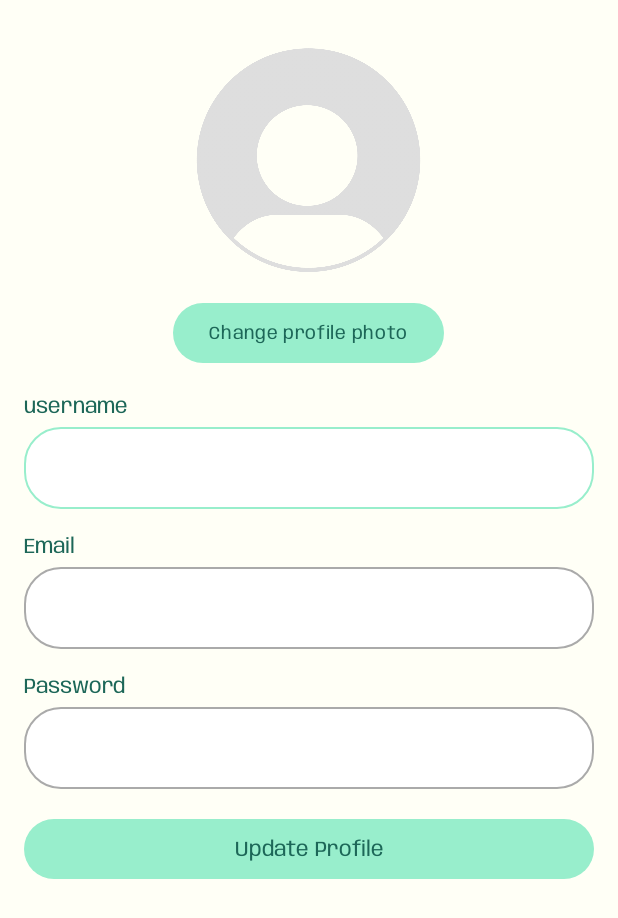
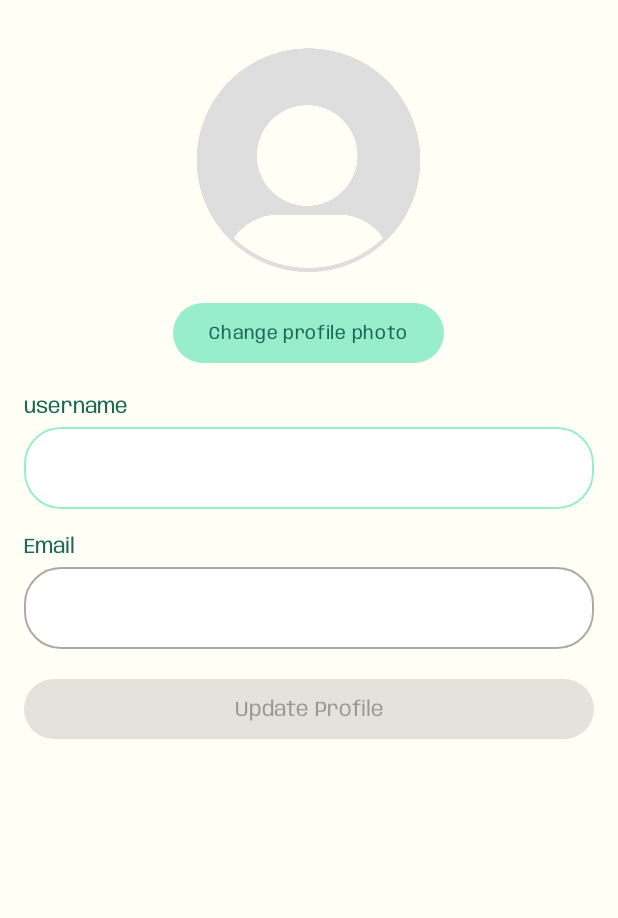
Before and after one commit to Devanoz/Recreate-app, an Android app: the EditProfileActivity screen opened directly, with no data from a screen before it, on a phone screen of 412 x 824 dp. Shown: the top 918 px of the screen. Run offline under Robolectric (Android 15) with nearby library versions, the phone set to English and light mode, and no system bars; network calls fail; pictures from the network do not load.

Commit message:
update editprofile functionality

```diff
--- a/app/build.gradle
+++ b/app/build.gradle
@@ -63,6 +63,7 @@ dependencies {
     //retrofit
     implementation 'com.squareup.retrofit2:retrofit:2.9.0'
     implementation 'com.squareup.retrofit2:converter-gson:2.9.0'
+    implementation 'com.squareup.okhttp3:okhttp:4.11.0'
 
     //Room Library
     implementation "androidx.room:room-runtime:2.5.1"
--- a/app/src/main/AndroidManifest.xml
+++ b/app/src/main/AndroidManifest.xml
@@ -10,6 +10,9 @@
     <uses-permission
         android:name="android.permission.WRITE_EXTERNAL_STORAGE"
         android:maxSdkVersion="28" />
+
+    <uses-permission android:name="android.permission.READ_EXTERNAL_STORAGE"
+        android:maxSdkVersion="32" />
 
     <queries>
         <intent>
--- a/app/src/main/java/org/tensorflow/codelabs/objectdetection/ui/login/LoginViewmodel.kt
+++ b/app/src/main/java/org/tensorflow/codelabs/objectdetection/ui/login/LoginViewmodel.kt
@@ -33,6 +33,7 @@ class LoginViewmodel(private val appRepository: AppRepository, private val appli
                 if(response.isSuccessful) {
                     if (response.body() != null) {
                         Log.d("loginResponseBody",response.body().toString())
+                        preferencesDataStoreHelper.putPreference(PreferencesDataStoreConstans.USER_ID,response.body()!!.user.id.toString())
                         preferencesDataStoreHelper.putPreference(PreferencesDataStoreConstans.TOKEN, response.body()!!.jwt)
                         preferencesDataStoreHelper.putPreference(PreferencesDataStoreConstans.USERNAME,response.body()!!.user.username)
                         preferencesDataStoreHelper.putPreference(PreferencesDataStoreConstans.JOINED_AT,response.body()!!.user.createdAt)
--- a/app/src/main/java/org/tensorflow/codelabs/objectdetection/ui/profile/edit/EditProfileActivity.kt
+++ b/app/src/main/java/org/tensorflow/codelabs/objectdetection/ui/profile/edit/EditProfileActivity.kt
@@ -1,14 +1,87 @@
 package org.tensorflow.codelabs.objectdetection.ui.profile.edit
 
+import android.net.Uri
 import androidx.appcompat.app.AppCompatActivity
 import android.os.Bundle
+import android.util.Log
+import androidx.activity.result.contract.ActivityResultContracts
+import androidx.activity.viewModels
+import androidx.lifecycle.MutableLiveData
+import androidx.lifecycle.lifecycleScope
+import com.bumptech.glide.Glide
+import com.google.android.material.button.MaterialButton
+import com.google.android.material.imageview.ShapeableImageView
+import com.google.android.material.textfield.TextInputEditText
+import kotlinx.coroutines.launch
+import org.tensorflow.codelabs.objectdetection.data.local.PreferencesDataStoreConstans
+import org.tensorflow.codelabs.objectdetection.data.local.PreferencesDataStoreHelper
 import org.tensorflow.codelabs.objectdetection.databinding.ActivityEditProfileBinding
 
 class EditProfileActivity : AppCompatActivity() {
     private lateinit var binding: ActivityEditProfileBinding
+
+    private lateinit var updateProfileButton: MaterialButton
+    private lateinit var etUsername: TextInputEditText
+    private lateinit var etEmail: TextInputEditText
+
+    private lateinit var profileImage: ShapeableImageView
+
+    private val viewModel by viewModels<EditProfileViewModel> { EditProfileViewModelFactory(application) }
+
+    private val launchIntentGallery = registerForActivityResult(ActivityResultContracts.GetContent()) { uri ->
+        if(uri != null && isFormValid()) {
+            profileUri = uri
+            Glide.with(this)
+                .load(uri)
+                .into(profileImage)
+        }
+    }
+
+    private var profileUri: Uri? = null
+
+    private val isFormDataValid = MutableLiveData(false)
+
     override fun onCreate(savedInstanceState: Bundle?) {
         super.onCreate(savedInstanceState)
         binding = ActivityEditProfileBinding.inflate(layoutInflater)
         setContentView(binding.root)
+
+        updateProfileButton = binding.btUpdateProfile
+        etUsername = binding.etUsername
+        etEmail = binding.etEmail
+
+        profileImage = binding.profileImage
+
+        isFormDataValid.observe(this) {
+            updateProfileButton.isEnabled = it
+        }
+        val preferencesDataStoreHelper = PreferencesDataStoreHelper(application)
+
+        lifecycleScope.launch {
+            preferencesDataStoreHelper.getPreference(PreferencesDataStoreConstans.USERNAME,"").collect {
+                etUsername.setText(it)
+            }
+        }
+
+        lifecycleScope.launch {
+            preferencesDataStoreHelper.getPreference(PreferencesDataStoreConstans.EMAIL,"").collect {
+                etEmail.setText(it)
+            }
+        }
+
+        binding.btChangeProfilePhoto.setOnClickListener {
+            launchIntentGallery.launch("image/*")
+        }
+        binding.btUpdateProfile.setOnClickListener {
+            if(profileUri != null && isFormValid()) {
+                Log.d("profileUri",profileUri.toString())
+                viewModel.uploadProfilePhoto(profileUri!!)
+            }
+        }
+
+    }
+
+    private fun isFormValid(): Boolean {
+        return etEmail.text.toString().isNotEmpty() && etUsername.text.toString().isNotEmpty()
     }
 }
--- a/app/src/main/res/layout/activity_edit_profile.xml
+++ b/app/src/main/res/layout/activity_edit_profile.xml
@@ -8,10 +8,13 @@
     tools:context=".ui.profile.edit.EditProfileActivity">
 
     <com.google.android.material.imageview.ShapeableImageView
+        android:id="@+id/profile_image"
         android:layout_width="150dp"
         android:layout_height="150dp"
         android:layout_gravity="center"
         android:layout_marginTop="32dp"
+        style="@style/App.Imageview.Rounded"
+        android:scaleType="centerCrop"
         app:srcCompat="@drawable/default_profile"
         />
 
@@ -62,24 +65,6 @@
             />
     </com.google.android.material.textfield.TextInputLayout>
 
-    <TextView
-        android:layout_width="wrap_content"
-        android:layout_height="wrap_content"
-        android:layout_marginTop="16dp"
-        android:layout_marginStart="16dp"
-        android:text="Password"/>
-
-    <com.google.android.material.textfield.TextInputLayout
-        android:layout_width="match_parent"
-        android:layout_marginHorizontal="16dp"
-        android:layout_height="wrap_content">
-        <com.google.android.material.textfield.TextInputEditText
-            android:id="@+id/et_password"
-            android:layout_width="match_parent"
-            android:layout_height="wrap_content"
-            android:background="@drawable/login_textfield_background"
-            />
-    </com.google.android.material.textfield.TextInputLayout>
 
     <com.google.android.material.button.MaterialButton
         android:id="@+id/bt_update_profile"
```
Also changed, not shown: app/src/main/java/org/tensorflow/codelabs/objectdetection/data/network/ApiService.kt (+14 -0 lines), app/src/main/java/org/tensorflow/codelabs/objectdetection/data/network/pojo/profile/ProfileResponse.kt (+1 -52 lines), app/src/main/java/org/tensorflow/codelabs/objectdetection/data/network/pojo/profile/UploadProfileResponse.kt (added, +198 -0 lines), app/src/main/java/org/tensorflow/codelabs/objectdetection/data/repository/ProfileRepository.kt (+64 -1 lines), app/src/main/java/org/tensorflow/codelabs/objectdetection/ui/profile/edit/EditProfileViewModel.kt (added, +52 -0 lines), 262 other files.
